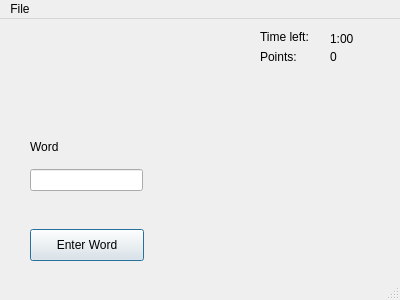
JeffreySmith/Word-scramble, file mainwindow.ui: the form before one commit.
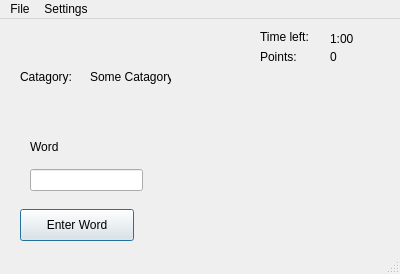
The form after the commit.

Commit message: Basic working prototype. You can load a file to use for words, but you still need to create it by hand, in the same directory as the executable. Eventually their will need to be a way to create a default file if there isn't one. wordtoScramble category

What changed in the file:
```diff
--- a/mainwindow.ui
+++ b/mainwindow.ui
@@ -7,7 +7,7 @@
     <x>0</x>
     <y>0</y>
     <width>400</width>
-    <height>300</height>
+    <height>274</height>
    </rect>
   </property>
   <property name="windowTitle">
@@ -17,8 +17,8 @@
    <widget class="QPushButton" name="confirmInput">
     <property name="geometry">
      <rect>
-      <x>30</x>
-      <y>210</y>
+      <x>20</x>
+      <y>190</y>
       <width>114</width>
       <height>32</height>
      </rect>
@@ -105,6 +105,32 @@
      <string>0</string>
     </property>
    </widget>
+   <widget class="QLabel" name="label">
+    <property name="geometry">
+     <rect>
+      <x>20</x>
+      <y>50</y>
+      <width>62</width>
+      <height>16</height>
+     </rect>
+    </property>
+    <property name="text">
+     <string>Catagory:</string>
+    </property>
+   </widget>
+   <widget class="QLabel" name="categoryLabel">
+    <property name="geometry">
+     <rect>
+      <x>90</x>
+      <y>50</y>
+      <width>81</width>
+      <height>16</height>
+     </rect>
+    </property>
+    <property name="text">
+     <string>Some Catagory...</string>
+    </property>
+   </widget>
   </widget>
   <widget class="QMenuBar" name="menuBar">
    <property name="geometry">
@@ -121,7 +147,14 @@
     </property>
     <addaction name="actionQuit"/>
    </widget>
+   <widget class="QMenu" name="menuOther">
+    <property name="title">
+     <string>Settings</string>
+    </property>
+    <addaction name="adminModeAction"/>
+   </widget>
    <addaction name="menuFile"/>
+   <addaction name="menuOther"/>
   </widget>
   <widget class="QStatusBar" name="statusBar"/>
   <action name="actionQuit">
```
Left out of the diff: 8 changed lines with no effect on the pictures. The commit also changes 11 other files.
